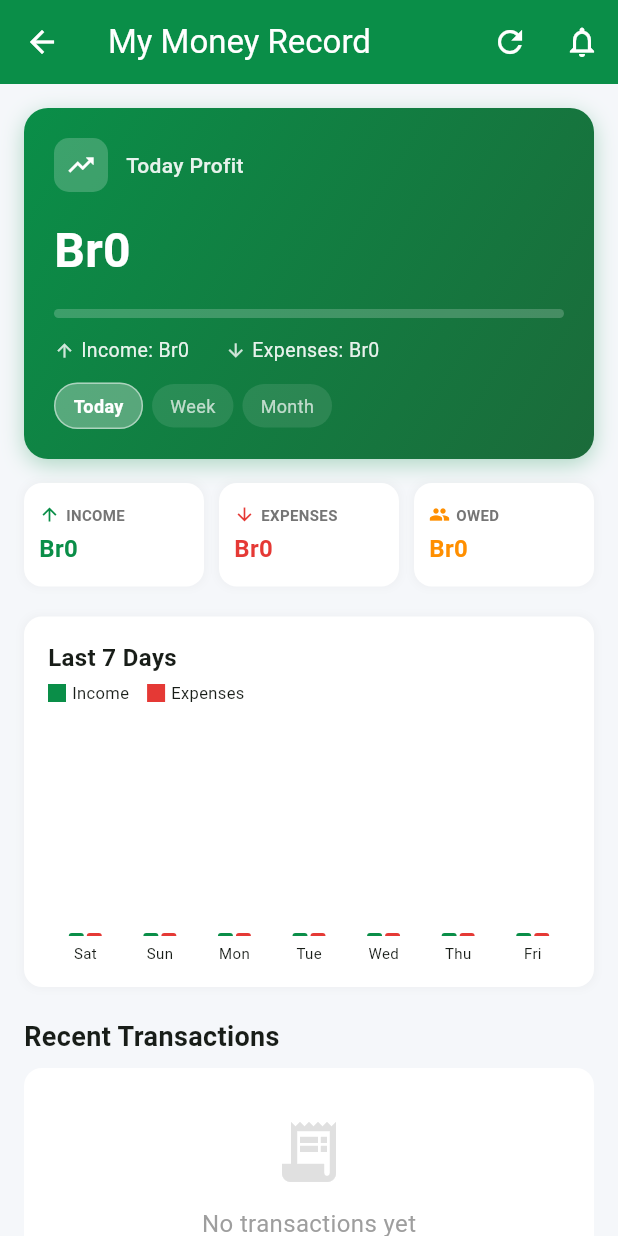
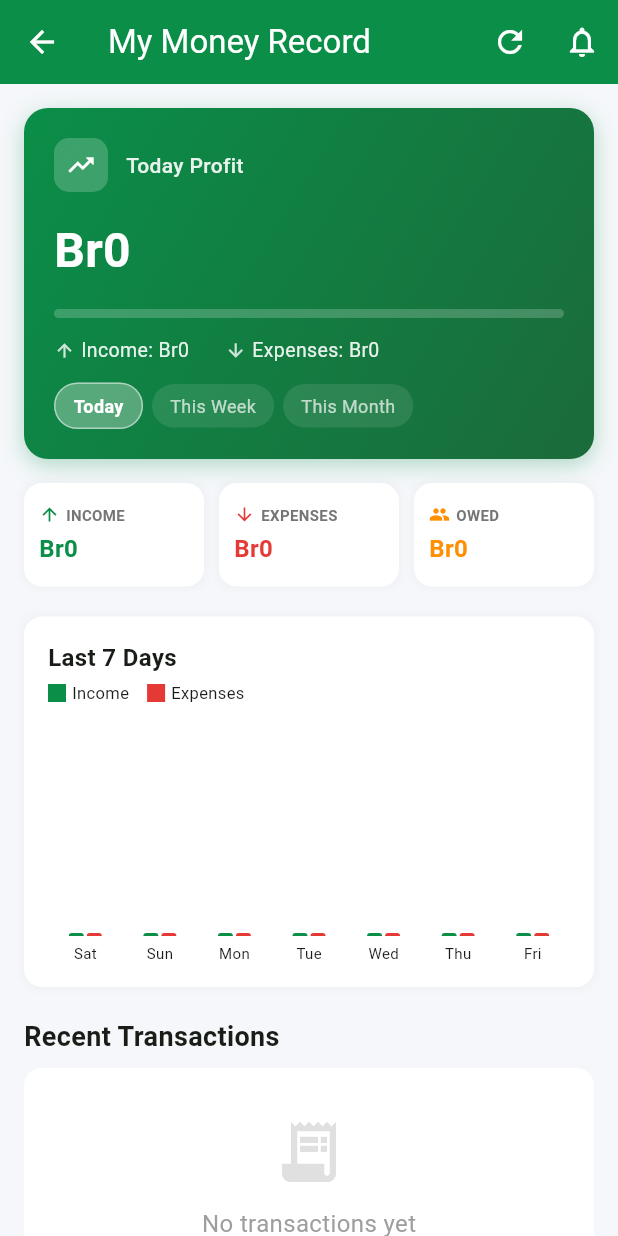
Before and after one commit to LuccianCross/MEKENET, a Flutter app: the HomeScreen screen opened directly, on a phone screen of 412 x 824 dp. Run offline on Flutter 3.47's test engine with Material 3 defaults, Android fonts, the phone set to English and light mode, and no system bars; our stand-ins replace flutter_secure_storage, logger, permission_handler, share_plus, shared_preferences, sqflite_sqlcipher; missing offline and left inert: another_telephony; accounts and stored records are empty.

Commit message:
feat(i18n): add Amharic + English localization framework
- Map-based AppLocalizations (no codegen, no intl dependency)
- Home screen fully localized: title, summary cards, chart, empty state, profit labels
- locale-aware profit card labels (todayProfit/loss, thisWeekProfit/loss, thisMonthProfit/loss)
- Device locale auto-detected by Flutter (Amharic speakers get Amharic by default)

```diff
--- /dev/null
+++ b/mekenet_mobile/lib/l10n/app_localizations.dart
@@ -0,0 +1,127 @@
+import 'package:flutter/material.dart';
+
+class AppLocalizations {
+  final Locale locale;
+
+  AppLocalizations(this.locale);
+
+  static AppLocalizations of(BuildContext context) {
+    return Localizations.of<AppLocalizations>(context, AppLocalizations)!;
+  }
+
+  static const LocalizationsDelegate<AppLocalizations> delegate = _AppLocalizationsDelegate();
+
+  static const Map<String, Map<String, String>> _translations = {
+    'en': {
+      'appTitle': 'Mekenet',
+      'home': 'Home',
+      'add': 'Add',
+      'debts': 'Debts',
+      'settings': 'Settings',
+      'myMoneyRecord': 'My Money Record',
+      'income': 'Income',
+      'expenses': 'Expenses',
+      'owed': 'Owed',
+      'todayProfit': 'Today Profit',
+      'todayLoss': 'Today Loss',
+      'thisWeekProfit': 'This Week Profit',
+      'thisWeekLoss': 'This Week Loss',
+      'thisMonthProfit': 'This Month Profit',
+      'thisMonthLoss': 'This Month Loss',
+      'today': 'Today',
+      'thisWeek': 'This Week',
+      'thisMonth': 'This Month',
+      'last7Days': 'Last 7 Days',
+      'recentTransactions': 'Recent Transactions',
+      'noTransactionsYet': 'No transactions yet',
+      'bankSmsWillAppear': 'Bank SMS will appear here automatically',
+      'addExpense': 'Add Expense',
+      'amount': 'Amount',
+      'category': 'Category',
+      'save': 'Save',
+      'cancel': 'Cancel',
+      'delete': 'Delete',
+      'retry': 'Retry',
+      'couldNotLoadData': 'Could not load data',
+      'openDebts': 'Open Debts',
+      'addDebt': 'Add Debt',
+      'customerName': 'Customer Name',
+      'markPaid': 'Mark Paid',
+      'noOpenDebts': 'No open debts',
+      'serverUrl': 'Server URL',
+      'exportReport': 'Export Report',
+      'manageCategories': 'Manage Categories',
+      'syncData': 'Sync Data',
+      'exportData': 'Export Data',
+      'shareReport': 'Share Report',
+      'copyReport': 'Copy Report',
+      'saveCSV': 'Save CSV',
+      'reportGenerated': 'Report Generated',
+      'ok': 'OK',
+      'confirm': 'Confirm',
+    },
+    'am': {
+      'appTitle': 'መቀነት',
+      'home': 'መነሻ',
+      'add': 'መጨመር',
+      'debts': '뽐ዓን',
+      'settings': 'ማስተካከያ',
+      'myMoneyRecord': 'የገንዘብ መዝገቢ',
+      'income': 'ግቢ',
+      'expenses': 'ወጪ',
+      'owed': 'የተበደለ',
+      'todayProfit': 'የዛሬ ቀሪ',
+      'todayLoss': 'የዛሬ ኪሳራ',
+      'thisWeekProfit': 'የዚህ ሳምንት ቀሪ',
+      'thisWeekLoss': 'የዚህ ሳምንት ኪሳራ',
+      'thisMonthProfit': 'የዚህ ወር ቀሪ',
+      'thisMonthLoss': 'የዚህ ወር ኪሳራ',
+      'today': 'ዛሬ',
+      'thisWeek': 'ዚህ ሳምንት',
+      'thisMonth': 'ዚህ ወር',
+      'last7Days': 'ለ7 ቀናት',
+      'recentTransactions': 'የቅርብ ግብይቶች',
+      'noTransactionsYet': 'ገብይቶች አልተፈተጡም',
+      'bankSmsWillAppear': 'የባንክ SMS በእዚህ በራስ-ሰር ይታያሉ',
+      'addExpense': 'ወጪ መጨመር',
+      'amount': 'መጠን',
+      'category': 'ምድር',
+      'save': 'ማስቀመጥ',
+      'cancel': 'ሰርዝ',
+      'delete': 'ማጥፋት',
+      'retry': 'እንደገና ሞክር',
+      'couldNotLoadData': 'መረጃ መጫን አልተቻለም',
+      'openDebts': 'ተከፍተው የሚገኙ ፖሞዎች',
+      'addDebt': 'ፖሞ መጨመር',
+      'customerName': 'የደንበኛ ስም',
+      'markPaid': 'ከፍለዋል ምልክት',
+      'noOpenDebts': 'ተከፍተው የሚገኙ ፖሞዎች የሉም',
+      'serverUrl': 'የአገልጋይ URL',
+      'exportReport': 'ሪፖርት መላክ',
+      'manageCategories': 'ምድሮችን ማስተካከል',
+      'syncData': 'መረጃ ማ_sync',
+      'exportData': 'መረጃ መላክ',
+      'shareReport': 'ሪፖርት መጋራት',
+      'copyReport': 'ሪፖርት ቅרון',
+      'saveCSV': 'CSV ማስቀመጥ',
+      'reportGenerated': 'ሪፖርት ተዘርግቷል',
+      'ok': 'እሺ',
+      'confirm': 'ማረጋገጫ',
+    },
+  };
+
+  String t(String key) => _translations[locale.languageCode]?[key] ?? key;
+}
+
+class _AppLocalizationsDelegate extends LocalizationsDelegate<AppLocalizations> {
+  const _AppLocalizationsDelegate();
+
+  @override
+  bool isSupported(Locale locale) => ['en', 'am'].contains(locale.languageCode);
+
+  @override
+  Future<AppLocalizations> load(Locale locale) async => AppLocalizations(locale);
+
+  @override
+  bool shouldReload(_AppLocalizationsDelegate old) => false;
+}
--- a/mekenet_mobile/lib/main.dart
+++ b/mekenet_mobile/lib/main.dart
@@ -1,7 +1,9 @@
 import 'package:flutter/material.dart';
+import 'package:flutter_localizations/flutter_localizations.dart';
 import 'package:flutter_secure_storage/flutter_secure_storage.dart';
 
 import 'database/database_helper.dart';
+import 'l10n/app_localizations.dart';
 import 'screens/home_screen.dart';
 import 'screens/onboarding_screen.dart';
 import 'screens/quick_add_screen.dart';
@@ -45,6 +47,16 @@ class MyApp extends StatelessWidget {
       ),
       home: const StartupScreen(),
       debugShowCheckedModeBanner: false,
+      localizationsDelegates: const [
+        AppLocalizations.delegate,
+        GlobalMaterialLocalizations.delegate,
+        GlobalWidgetsLocalizations.delegate,
+        GlobalCupertinoLocalizations.delegate,
+      ],
+      supportedLocales: const [
+        Locale('en'),
+        Locale('am'),
+      ],
     );
   }
 }
--- a/mekenet_mobile/lib/screens/home_screen.dart
+++ b/mekenet_mobile/lib/screens/home_screen.dart
@@ -2,6 +2,7 @@ import 'dart:async';
 
 import 'package:flutter/material.dart';
 
+import '../l10n/app_localizations.dart';
 import '../models/transaction.dart';
 import '../repositories/repository_provider.dart';
 import '../services/sms/sms_listener.dart';
@@ -128,7 +129,7 @@ class _HomeScreenState extends State<HomeScreen> {
     return Scaffold(
       backgroundColor: const Color(0xFFF5F7FA),
       appBar: AppBar(
-        title: const Text('My Money Record'),
+        title: Text(AppLocalizations.of(context).t('myMoneyRecord')),
         backgroundColor: const Color(0xFF0A8E48),
         foregroundColor: Colors.white,
         elevation: 0,
@@ -165,7 +166,7 @@ class _HomeScreenState extends State<HomeScreen> {
                             const SizedBox(height: 20),
                             ElevatedButton(
                               onPressed: _loadData,
-                              child: const Text('Retry'),
+                              child: Text(AppLocalizations.of(context).t('retry')),
                             ),
                           ],
                         ),
@@ -186,21 +187,21 @@ class _HomeScreenState extends State<HomeScreen> {
                     Row(
                       children: [
                         _buildSummaryCard(
-                          'INCOME',
+                          AppLocalizations.of(context).t('income').toUpperCase(),
                           'Br${_selectedIncome.toStringAsFixed(0)}',
                           const Color(0xFF0A8E48),
                           Icons.arrow_upward,
                         ),
                         const SizedBox(width: 10),
                         _buildSummaryCard(
-                          'EXPENSES',
+                          AppLocalizations.of(context).t('expenses').toUpperCase(),
                           'Br${_selectedExpenses.toStringAsFixed(0)}',
                           const Color(0xFFE53935),
                           Icons.arrow_downward,
                         ),
                         const SizedBox(width: 10),
                         _buildSummaryCard(
-                          'OWED',
+                          AppLocalizations.of(context).t('owed').toUpperCase(),
                           'Br${_totalOwed.toStringAsFixed(0)}',
                           const Color(0xFFFF8F00),
                           Icons.people,
@@ -213,8 +214,8 @@ class _HomeScreenState extends State<HomeScreen> {
                     Row(
                       mainAxisAlignment: MainAxisAlignment.spaceBetween,
                       children: [
-                        const Text(
-                          'Recent Transactions',
+                         Text(
+                          AppLocalizations.of(context).t('recentTransactions'),
                           style: TextStyle(
                             fontSize: 18,
                             fontWeight: FontWeight.bold,
@@ -240,7 +241,7 @@ class _HomeScreenState extends State<HomeScreen> {
                               ),
                               const SizedBox(height: 12),
                               Text(
-                                'No transactions yet',
+                                AppLocalizations.of(context).t('noTransactionsYet'),
                                 style: TextStyle(
                                   fontSize: 16,
                                   color: Colors.grey[500],
@@ -248,7 +249,7 @@ class _HomeScreenState extends State<HomeScreen> {
                               ),
                               const SizedBox(height: 4),
                               Text(
-                                'Bank SMS will appear here automatically',
+                                AppLocalizations.of(context).t('bankSmsWillAppear'),
                                 style: TextStyle(
                                   fontSize: 13,
                                   color: Colors.grey[400],
@@ -311,11 +312,12 @@ class _HomeScreenState extends State<HomeScreen> {
   }
 
   String get _periodLabel {
+    final loc = AppLocalizations.of(context);
     switch (_selectedPeriod) {
-      case 0: return 'Today';
-      case 1: return 'This Week';
-      case 2: return 'This Month';
-      default: return 'Today';
+      case 0: return loc.t('today');
+      case 1: return loc.t('thisWeek');
+      case 2: return loc.t('thisMonth');
+      default: return loc.t('today');
     }
   }
 
@@ -326,7 +328,15 @@ class _HomeScreenState extends State<HomeScreen> {
     final isProfit = profit >= 0;
     final profitColor = isProfit ? const Color(0xFF0A8E48) : const Color(0xFFE53935);
     final profitIcon = isProfit ? Icons.trending_up : Icons.trending_down;
-    final profitLabel = isProfit ? '$_periodLabel Profit' : '$_periodLabel Loss';
+    final loc = AppLocalizations.of(context);
+    final profitLabel = (() {
+      switch (_selectedPeriod) {
+        case 0: return isProfit ? loc.t('todayProfit') : loc.t('todayLoss');
+        case 1: return isProfit ? loc.t('thisWeekProfit') : loc.t('thisWeekLoss');
+        case 2: return isProfit ? loc.t('thisMonthProfit') : loc.t('thisMonthLoss');
+        default: return isProfit ? loc.t('todayProfit') : loc.t('todayLoss');
+      }
+    })();
 
     final total = income + expenses;
     final incomePercent = total > 0 ? income / total : 0.0;
@@ -427,11 +437,11 @@ class _HomeScreenState extends State<HomeScreen> {
           // Period selector
           Row(
             children: [
-              _buildPeriodChip(0, 'Today'),
+              _buildPeriodChip(0, AppLocalizations.of(context).t('today')),
               const SizedBox(width: 6),
-              _buildPeriodChip(1, 'Week'),
+              _buildPeriodChip(1, AppLocalizations.of(context).t('thisWeek')),
               const SizedBox(width: 6),
-              _buildPeriodChip(2, 'Month'),
+              _buildPeriodChip(2, AppLocalizations.of(context).t('thisMonth')),
             ],
           ),
         ],
@@ -465,8 +475,8 @@ class _HomeScreenState extends State<HomeScreen> {
       child: Column(
         crossAxisAlignment: CrossAxisAlignment.start,
         children: [
-          const Text(
-            'Last 7 Days',
+          Text(
+            AppLocalizations.of(context).t('last7Days'),
             style: TextStyle(
               fontSize: 16,
               fontWeight: FontWeight.bold,
--- a/mekenet_mobile/pubspec.yaml
+++ b/mekenet_mobile/pubspec.yaml
@@ -8,6 +8,8 @@ environment:
 
 dependencies:
   flutter:
+    sdk: flutter
+  flutter_localizations:
     sdk: flutter
   another_telephony: ^0.4.1
   sqflite_sqlcipher: ^3.4.1
```
Also changed, not shown: mekenet_mobile/pubspec.lock.
